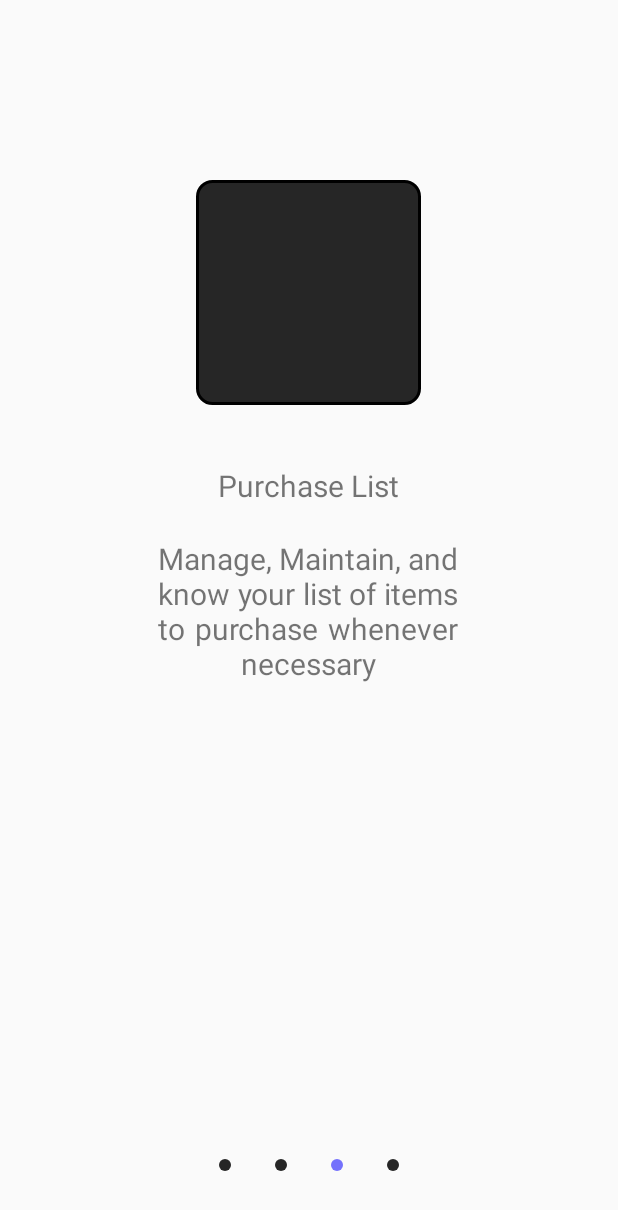
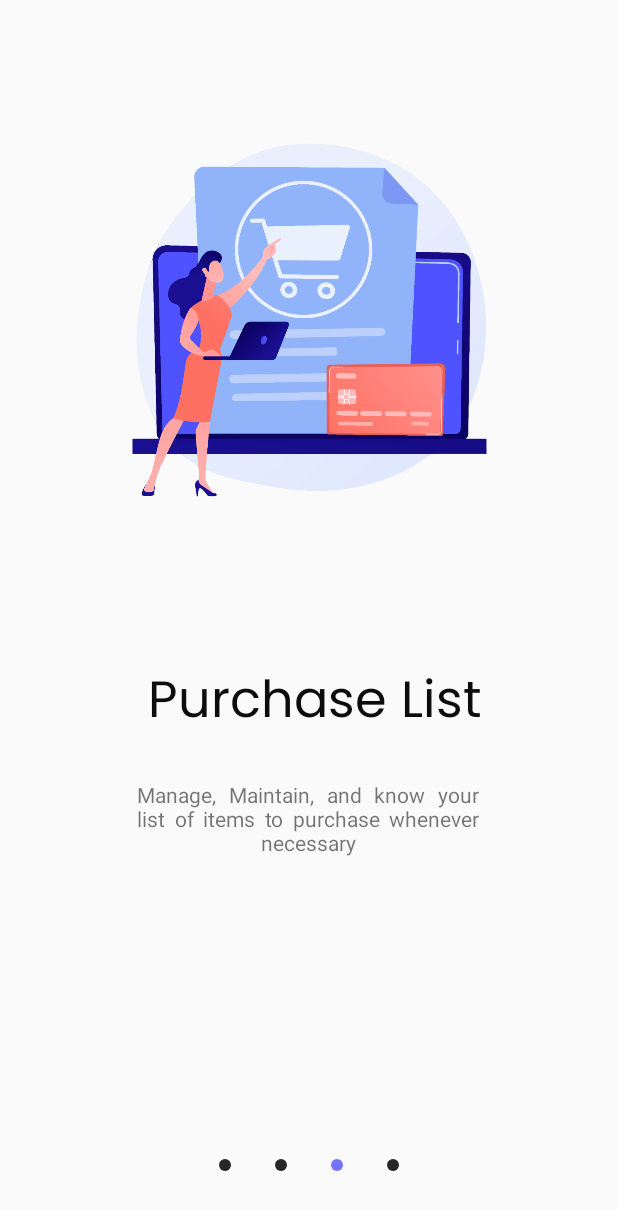
Before and after one commit to jrlbln/Capstone, an Android app: the screen it shows after launch (LandingPage), item 3 of the bottom bar chosen, on a phone screen of 412 x 824 dp. Shown: the top 1210 px of the screen. Run offline under Robolectric (Android 15) with nearby library versions, the phone set to English and light mode, and no system bars.

Commit message:
ui changes
added photos and style changes on intro_inventory.xml and intro_purchase.xml

```diff
--- a/app/src/main/res/layout/intro_purchase.xml
+++ b/app/src/main/res/layout/intro_purchase.xml
@@ -5,41 +5,49 @@
     android:layout_width="match_parent"
     android:layout_height="match_parent">
 
-    <ImageView
-        android:id="@+id/imageView2"
-        android:layout_width="150dp"
-        android:layout_height="150dp"
-        android:layout_marginTop="120dp"
-        app:layout_constraintEnd_toEndOf="parent"
-        app:layout_constraintHorizontal_bias="0.498"
-        app:layout_constraintStart_toStartOf="parent"
-        app:layout_constraintTop_toTopOf="parent"
-        app:srcCompat="@drawable/box" />
-
     <TextView
         android:id="@+id/textView2"
         android:layout_width="wrap_content"
         android:layout_height="wrap_content"
-        android:layout_marginTop="40dp"
+        android:fontFamily="@font/poppinsreg"
         android:text="Purchase List"
-        android:textSize="20sp"
+        android:textAlignment="center"
+        android:textAppearance="@style/TextAppearance.AppCompat.Display2"
+        android:textColor="#0C0C0C"
+        android:textSize="34sp"
+        app:layout_constraintBottom_toBottomOf="parent"
         app:layout_constraintEnd_toEndOf="parent"
-        app:layout_constraintHorizontal_bias="0.498"
+        app:layout_constraintHorizontal_bias="0.52"
         app:layout_constraintStart_toStartOf="parent"
-        app:layout_constraintTop_toBottomOf="@+id/imageView2" />
+        app:layout_constraintTop_toTopOf="parent"
+        app:layout_constraintVertical_bias="0.642" />
 
     <TextView
-        android:layout_width="200dp"
-        android:layout_height="100dp"
-        android:layout_marginTop="20dp"
+        android:id="@+id/textView9"
+        android:layout_width="228dp"
+        android:layout_height="71dp"
+        android:layout_marginTop="12dp"
         android:gravity="center"
         android:justificationMode="inter_word"
         android:text="Manage, Maintain, and know your list of items to purchase whenever necessary"
-        android:textSize="20sp"
+        android:textSize="14sp"
+        app:layout_constraintBottom_toBottomOf="parent"
         app:layout_constraintEnd_toEndOf="parent"
         app:layout_constraintHorizontal_bias="0.497"
         app:layout_constraintStart_toStartOf="parent"
-        app:layout_constraintTop_toBottomOf="@+id/textView2" />
+        app:layout_constraintTop_toBottomOf="@+id/textView2"
+        app:layout_constraintVertical_bias="0.0" />
+
+    <ImageView
+        android:id="@+id/imageView5"
+        android:layout_width="311dp"
+        android:layout_height="361dp"
+        app:layout_constraintBottom_toBottomOf="parent"
+        app:layout_constraintEnd_toEndOf="parent"
+        app:layout_constraintStart_toStartOf="parent"
+        app:layout_constraintTop_toTopOf="parent"
+        app:layout_constraintVertical_bias="0.086"
+        app:srcCompat="@drawable/shopping" />
 
 
 </androidx.constraintlayout.widget.ConstraintLayout>
```
Also changed, not shown: app/src/main/res/layout/intro_inventory.xml (+25 -8 lines), app/src/main/res/drawable/inventory.png (added), app/src/main/res/drawable/shopping.png (added).
